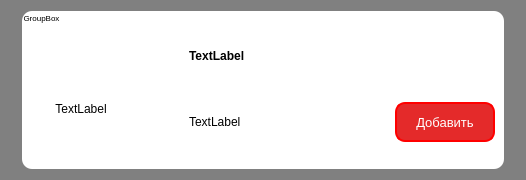
Qt form item.ui (Dima977/GG) before a commit.
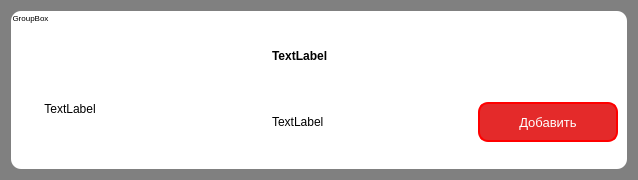
The same form after that commit.

What changed in the file:
```diff
--- a/item.ui
+++ b/item.ui
@@ -6,7 +6,7 @@
    <rect>
     <x>0</x>
     <y>0</y>
-    <width>526</width>
+    <width>638</width>
     <height>180</height>
    </rect>
   </property>
@@ -26,7 +26,7 @@
 border-radius: 10px;</string>
   </property>
   <layout class="QGridLayout" name="gridLayout">
-   <item row="0" column="1">
+   <item row="0" column="0">
     <widget class="QGroupBox" name="widget">
      <property name="font">
       <font>
@@ -45,81 +45,23 @@
       <string>GroupBox</string>
      </property>
      <layout class="QGridLayout" name="gridLayout_2">
-      <item row="1" column="7">
-       <spacer name="horizontalSpacer_3">
-        <property name="orientation">
-         <enum>Qt::Horizontal</enum>
-        </property>
-        <property name="sizeHint" stdset="0">
-         <size>
-          <width>40</width>
-          <height>20</height>
-         </size>
-        </property>
-       </spacer>
-      </item>
-      <item row="1" column="5">
-       <widget class="QLabel" name="label_2">
-        <property name="sizePolicy">
-         <sizepolicy hsizetype="Minimum" vsizetype="Maximum">
-          <horstretch>0</horstretch>
-          <verstretch>0</verstretch>
-         </sizepolicy>
-        </property>
-        <property name="minimumSize">
-         <size>
-          <width>200</width>
-          <height>0</height>
-         </size>
-        </property>
-        <property name="maximumSize">
-         <size>
-          <width>600</width>
-          <height>30</height>
-         </size>
-        </property>
-        <property name="font">
-         <font>
-          <family>Arial</family>
-          <weight>75</weight>
-          <bold>true</bold>
-         </font>
+      <item row="2" column="2">
+       <widget class="QLabel" name="label_speki">
+        <property name="layoutDirection">
+         <enum>Qt::LeftToRight</enum>
         </property>
         <property name="text">
-         <string>TextLabel</string>
+         <string/>
+        </property>
+        <property name="alignment">
+         <set>Qt::AlignLeading|Qt::AlignLeft|Qt::AlignVCenter</set>
+        </property>
+        <property name="margin">
+         <number>0</number>
         </property>
        </widget>
       </item>
-      <item row="1" column="2">
-       <spacer name="horizontalSpacer_2">
-        <property name="orientation">
-         <enum>Qt::Horizontal</enum>
-        </property>
-        <property name="sizeHint" stdset="0">
-         <size>
-          <width>40</width>
-          <height>20</height>
-         </size>
-        </property>
-       </spacer>
-      </item>
-      <item row="1" column="4">
-       <spacer name="horizontalSpacer">
-        <property name="orientation">
-         <enum>Qt::Horizontal</enum>
-        </property>
-        <property name="sizeType">
-         <enum>QSizePolicy::Fixed</enum>
-        </property>
-        <property name="sizeHint" stdset="0">
-         <size>
-          <width>40</width>
-          <height>20</height>
-         </size>
-        </property>
-       </spacer>
-      </item>
-      <item row="2" column="7">
+      <item row="2" column="5">
        <widget class="QPushButton" name="btn_add">
         <property name="sizePolicy">
          <sizepolicy hsizetype="Minimum" vsizetype="Maximum">
@@ -159,6 +101,45 @@
         </property>
        </widget>
       </item>
+      <item row="1" column="3">
+       <widget class="QLabel" name="label_2">
+        <property name="sizePolicy">
+         <sizepolicy hsizetype="Minimum" vsizetype="Maximum">
+          <horstretch>0</horstretch>
+          <verstretch>0</verstretch>
+         </sizepolicy>
+        </property>
+        <property name="minimumSize">
+         <size>
+          <width>200</width>
+          <height>0</height>
+         </size>
+        </property>
+        <property name="maximumSize">
+         <size>
+          <width>600</width>
+          <height>30</height>
+         </size>
+        </property>
+        <property name="font">
+         <font>
+          <family>Arial</family>
+          <weight>75</weight>
+          <bold>true</bold>
+         </font>
+        </property>
+        <property name="text">
+         <string>TextLabel</string>
+        </property>
+       </widget>
+      </item>
+      <item row="2" column="3">
+       <widget class="QLabel" name="label_price">
+        <property name="text">
+         <string>TextLabel</string>
+        </property>
+       </widget>
+      </item>
       <item row="1" column="1" rowspan="2">
        <widget class="QLabel" name="label">
         <property name="sizePolicy">
@@ -188,44 +169,14 @@
         <property name="alignment">
          <set>Qt::AlignCenter</set>
         </property>
-       </widget>
-      </item>
-      <item row="2" column="5">
-       <widget class="QLabel" name="label_price">
-        <property name="text">
-         <string>TextLabel</string>
+        <property name="margin">
+         <number>0</number>
         </property>
        </widget>
       </item>
      </layout>
     </widget>
    </item>
-   <item row="0" column="0">
-    <spacer name="horizontalSpacer_4">
-     <property name="orientation">
-      <enum>Qt::Horizontal</enum>
-     </property>
-     <property name="sizeHint" stdset="0">
-      <size>
-       <width>40</width>
-       <height>20</height>
-      </size>
-     </property>
-    </spacer>
-   </item>
-   <item row="0" column="3">
-    <spacer name="horizontalSpacer_5">
-     <property name="orientation">
-      <enum>Qt::Horizontal</enum>
-     </property>
-     <property name="sizeHint" stdset="0">
-      <size>
-       <width>40</width>
-       <height>20</height>
-      </size>
-     </property>
-    </spacer>
-   </item>
   </layout>
  </widget>
  <resources/>
```
